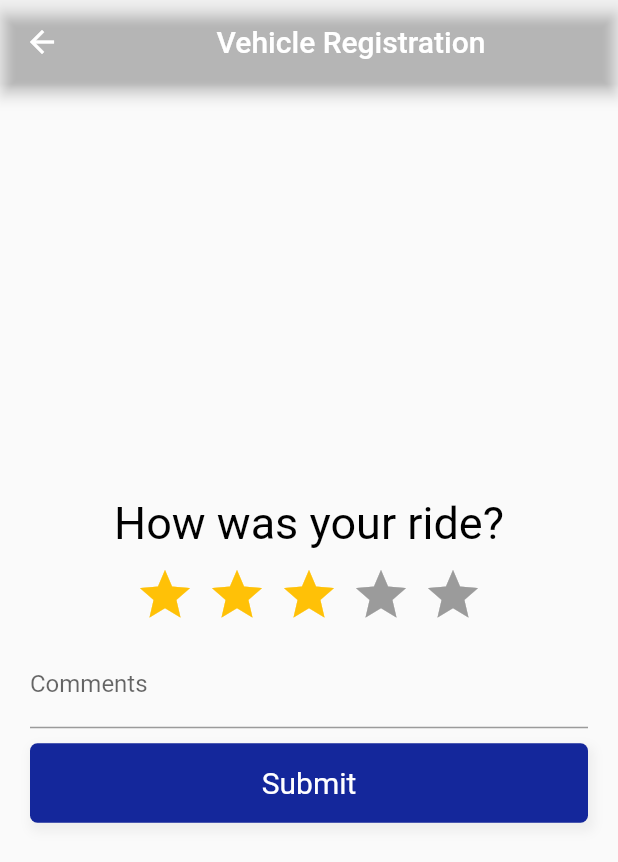
After one commit to hammad-qayyum/carbuddyapp, a Flutter app: the screen it shows after launch, after a tap on "Review Ride", on a phone screen of 412 x 824 dp. The commit adds this screen. Shown: the top 862 px of the screen. Run offline on Flutter 3.47's test engine with Material 2 defaults, Android fonts, the phone set to English and light mode, and no system bars; drawn by our look-alikes of flutter_rating_bar; our stand-ins replace animated_splash_screen, google_fonts, google_maps_flutter, smooth_star_rating; missing offline and left inert: flutter_polyline_points; network calls fail.

```diff
--- a/carbuddy/lib/main.dart
+++ b/carbuddy/lib/main.dart
@@ -3,6 +3,7 @@ import 'package:carbuddy/screens/Home/Home.dart';
 import 'package:carbuddy/screens/Login/login.dart';
 import 'package:carbuddy/screens/RideHistory/RideHistory.dart';
 import 'package:carbuddy/screens/VehicleRegister/vehicleregister.dart';
+import 'package:carbuddy/screens/MapHome/MapHome.dart';
 import 'package:flutter/material.dart';
 
 void main() {
--- a/carbuddy/lib/screens/Home/Home.dart
+++ b/carbuddy/lib/screens/Home/Home.dart
@@ -1,6 +1,7 @@
 import 'package:carbuddy/screens/Login/login.dart';
 import 'package:carbuddy/screens/Register/Register.dart';
 import 'package:carbuddy/screens/RideHistory/RideHistory.dart';
+import 'package:carbuddy/screens/RideReview/RideReview.dart';
 import 'package:carbuddy/screens/VehicleRegister/vehicleregister.dart';
 import 'package:flutter/material.dart';
 import 'package:google_fonts/google_fonts.dart';
@@ -159,6 +160,28 @@ class _HomePageState extends State<HomePage> {
               SizedBox(
                 height: 20,
               ),
+              GestureDetector(
+                onTap: () {
+                  Navigator.push(
+                      context, MaterialPageRoute(builder: (context) => RideReview()));
+                },
+                child: Container(
+                  width: MediaQuery.of(context).size.width,
+                  padding: EdgeInsets.symmetric(vertical: 13),
+                  alignment: Alignment.center,
+                  decoration: BoxDecoration(
+                    borderRadius: BorderRadius.all(Radius.circular(5)),
+                    border: Border.all(color: Colors.white, width: 2),
+                  ),
+                  child: Text(
+                    'Review Ride',
+                    style: TextStyle(fontSize: 20, color: Colors.white),
+                  ),
+                ),
+              ),
+              SizedBox(
+                height: 20,
+              ),
 
             ],
           ),
--- /dev/null
+++ b/carbuddy/lib/screens/RideReview/RideReview.dart
@@ -0,0 +1,114 @@
+import 'package:flutter/material.dart';
+import 'package:flutter_rating_bar/flutter_rating_bar.dart';
+import 'package:carbuddy/screens/Home/Home.dart';
+import 'package:smooth_star_rating/smooth_star_rating.dart';
+
+class RideReview extends StatefulWidget {
+  const RideReview({ Key? key }) : super(key: key);
+
+  @override
+  _RideReviewState createState() => _RideReviewState();
+}
+
+class _RideReviewState extends State<RideReview> {
+  double _review_rating = 3.0;
+  String _comment= '';
+  @override
+  Widget build(BuildContext context) {
+    return Scaffold(
+      appBar: AppBar(
+        backgroundColor: Colors.transparent,
+        title: Center(child: Text("Vehicle Registration"), )),
+      body: Padding(
+        padding: const EdgeInsets.symmetric(horizontal:20.0),
+        child: Column(
+                  mainAxisAlignment: MainAxisAlignment.center,
+                  children: [
+                    RichText(
+                      text: TextSpan(
+                        text: 'How was your ride?',
+                        style: TextStyle(color: Colors.black, fontSize: 30),
+                      ),
+                    ),
+                    SizedBox(height: 10),
+                    // SmoothStarRating(
+                    //   rating: _review_rating,
+                    //   isReadOnly: false,
+                    //   size: 40,
+                    //   filledIconData: Icons.star,
+                    //   halfFilledIconData: Icons.star_half,
+                    //   defaultIconData: Icons.star_border,
+                    //   starCount: 5,
+                    //   allowHalfRating: true,
+                    //   spacing: 2.0,
+                    //   onRated: (value) {
+                    //     print("rating value -> $value");
+                    //     // print("rating value dd -> ${value.truncate()}");
+                    //   },
+                    // ),
+                    RatingBar.builder(
+                      initialRating: 3,
+                      minRating: 1,
+                      direction: Axis.horizontal,
+                      allowHalfRating: true,
+                      itemCount: 5,
+                      itemPadding: EdgeInsets.symmetric(horizontal: 4.0),
+                      itemBuilder: (context, _) => Icon(
+                        Icons.star,
+                        color: Colors.amber,
+                      ),
+                      onRatingUpdate: (rating) {
+                        _review_rating=rating;
+                        print(_review_rating);
+                      },
+                    ),
+                    SizedBox(height: 10),
+                    TextFormField(
+                      decoration: InputDecoration(labelText: 'Comments'),
+                      keyboardType: TextInputType.text,
+                      onSaved: (var value) {
+                        _comment = value!;
+                      },
+                    ),
+                    SizedBox(height: 10),
+                    GestureDetector(
+                      onTap: () => Navigator.pushReplacement(
+                            context,
+                            MaterialPageRoute(
+                              builder: (context) => HomePage(),
+                            ),
+                          ),
+                      child: Container(
+                        width: MediaQuery.of(context).size.width,
+                        padding: EdgeInsets.symmetric(vertical: 15),
+                        alignment: Alignment.center,
+                        decoration: BoxDecoration(
+                          borderRadius: BorderRadius.all(Radius.circular(5)),
+                          boxShadow: <BoxShadow>[
+                            BoxShadow(
+                                color: Colors.grey.shade200,
+                                offset: Offset(2, 4),
+                                blurRadius: 5,
+                                spreadRadius: 2)
+                          ],
+                          gradient: LinearGradient(
+                            begin: Alignment.centerLeft,
+                            end: Alignment.centerRight,
+                            colors: [
+                              Color(0xff14279B),
+                              Color(0xff14279B),
+                            ],
+                          ),
+                        ),
+                        child: Text(
+                          'Submit',
+                          style: TextStyle(fontSize: 20, color: Colors.white),
+                        ),
+                      ),
+                    ),
+                  ],
+        ),
+      ),
+    );
+  }
+}
```
Also changed, not shown: carbuddy/lib/Model/LocationService.dart (added, +56 -0 lines), carbuddy/lib/screens/MapHome/MapHome.dart (added, +195 -0 lines), carbuddy/lib/screens/VehicleRegister/vehicleregister.dart (+39 -51 lines), carbuddy/pubspec.yaml (+18 -13 lines), carbuddy/flutter_01.png (added), carbuddy/pubspec.lock, 3 other files.
